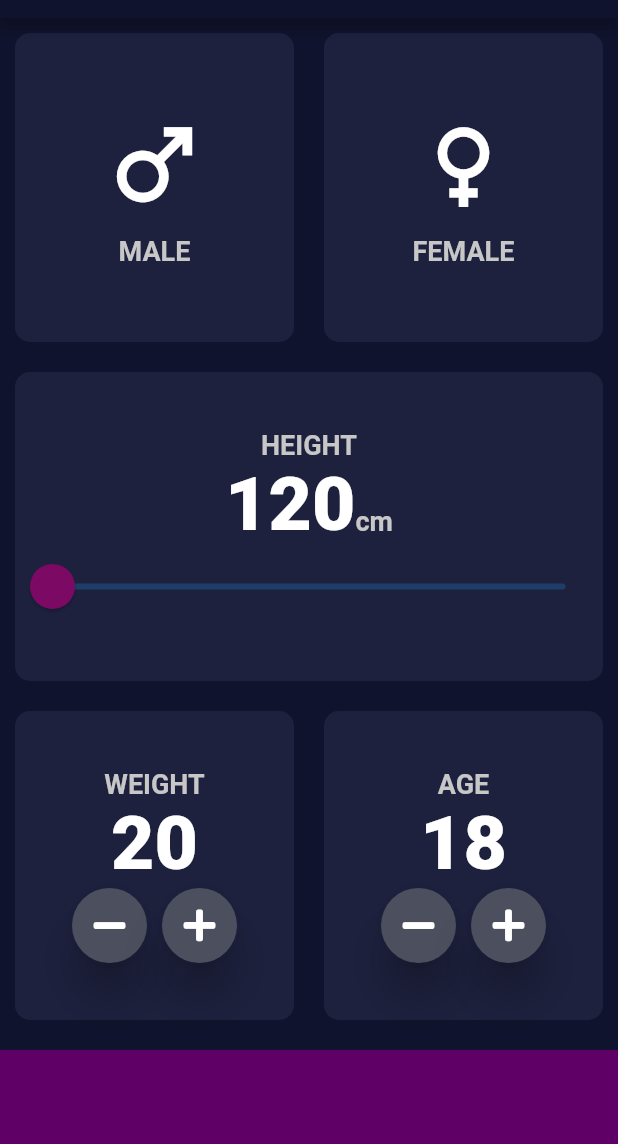
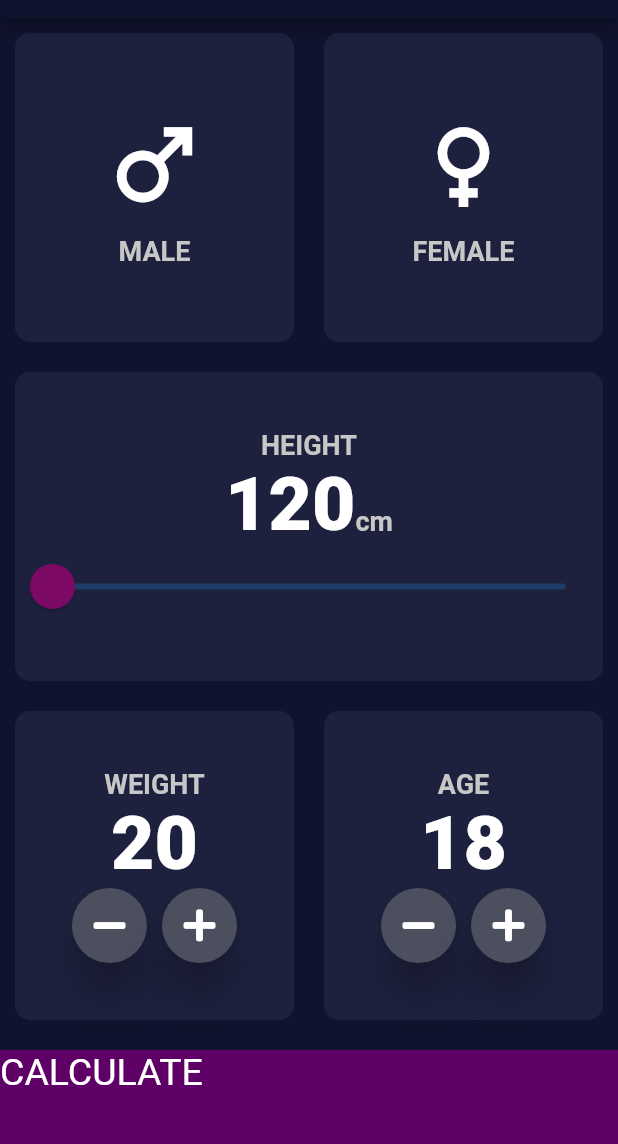
Before and after one commit to praween-link/MyFlutter, a Flutter app: the screen it shows after launch, on a phone screen of 412 x 824 dp, the part 66-1210 px from its top. Run offline on Flutter 3.47's test engine with Material 2 defaults, Android fonts, the phone set to English and light mode, and no system bars; our stand-ins replace font_awesome_flutter.

```diff
--- a/lib/input_page.dart
+++ b/lib/input_page.dart
@@ -1,5 +1,6 @@
 import 'package:flutter/material.dart';
 import 'package:font_awesome_flutter/font_awesome_flutter.dart';
+import 'package:testing_app/results_page.dart';
 
 import 'constants.dart';
 import 'icon_content.dart';
@@ -243,11 +244,17 @@ class _InputPageState extends State<InputPage> {
                 ],
               ),
             ),
-            Container(
-              color: cBottomContainerColor,
-              margin: EdgeInsets.only(top: 10.0),
-              width: double.infinity,
-              height: cBottomContainerHeight,
+            GestureDetector(
+              onTap: () {
+                Navigator.push(context, MaterialPageRoute(builder: (context) => ResultsPage(),),);
+              },
+              child: Container(
+                child: Text("CALCULATE", style: TextStyle(color: Colors.white, fontSize: 25.0,),),
+                color: cBottomContainerColor,
+                margin: EdgeInsets.only(top: 10.0),
+                width: double.infinity,
+                height: cBottomContainerHeight,
+              ),
             ),
           ],
         ));
```
Also changed, not shown: lib/results_page.dart (added, +11 -0 lines).
